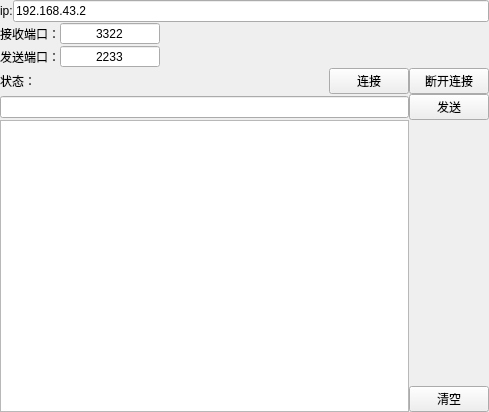
Before: the Qt Designer form cvuse/CVUseCluster/UI/udp_page.ui in Hoemu/cvuse, drawn with Qt 5.
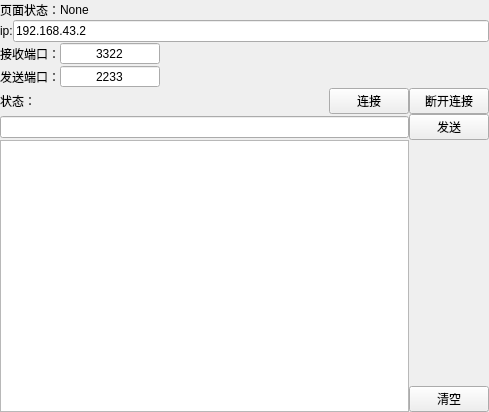
After: the same form once the commit is applied.

Commit message: 更新 tcp ui

Patch:
```diff
--- a/cvuse/CVUseCluster/UI/udp_page.ui
+++ b/cvuse/CVUseCluster/UI/udp_page.ui
@@ -34,9 +34,46 @@
    </property>
    <item>
     <layout class="QVBoxLayout" name="verticalLayout">
+     <property name="topMargin">
+      <number>0</number>
+     </property>
      <property name="rightMargin">
       <number>0</number>
      </property>
+     <item>
+      <layout class="QHBoxLayout" name="horizontalLayout_12">
+       <property name="topMargin">
+        <number>0</number>
+       </property>
+       <item>
+        <widget class="QLabel" name="label_6">
+         <property name="text">
+          <string>页面状态：</string>
+         </property>
+        </widget>
+       </item>
+       <item>
+        <widget class="QLabel" name="label_pageStatus">
+         <property name="text">
+          <string>None</string>
+         </property>
+        </widget>
+       </item>
+       <item>
+        <spacer name="horizontalSpacer_5">
+         <property name="orientation">
+          <enum>Qt::Orientation::Horizontal</enum>
+         </property>
+         <property name="sizeHint" stdset="0">
+          <size>
+           <width>40</width>
+           <height>20</height>
+          </size>
+         </property>
+        </spacer>
+       </item>
+      </layout>
+     </item>
      <item>
       <layout class="QHBoxLayout" name="horizontalLayout">
        <item>
```
The commit also changes 5 other files.
